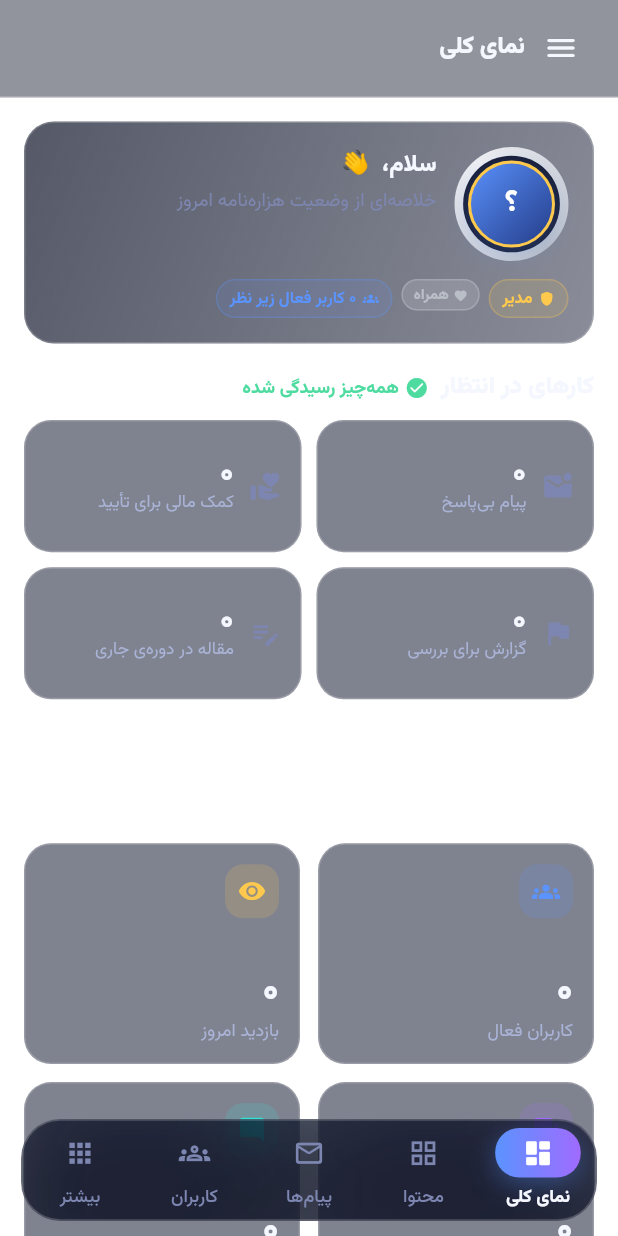
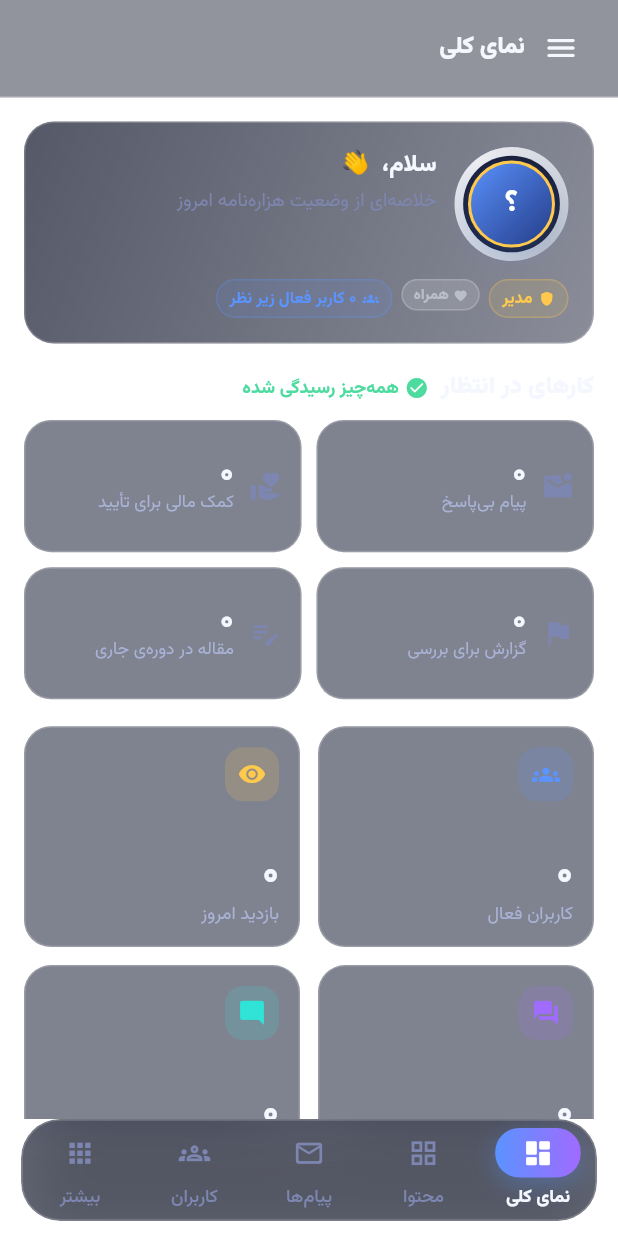
Before and after one commit to AliRezaHussainiNECDO/hazaranama, a Flutter app: the AdminShell screen opened directly, on a phone screen of 412 x 824 dp. Run offline on Flutter 3.47's test engine with Material 3 defaults, Android fonts, the phone set to English and light mode, and no system bars; drawn by our look-alikes of flutter_animate; our stand-ins replace firebase_core, firebase_messaging, image_picker, shared_preferences, video_player; accounts and stored records are empty; network calls fail.

Commit message:
Admin: no duplicate daily-story entry, no phantom grid padding, body above floating nav
Co-Authored-By: Claude Opus 5.5 <noreply@anthropic.com>
Claude-Session: https://claude.ai/code/session_01SUcqDJ5S9aGt9QHhoyvtzE

```diff
--- a/lib/features/admin/admin_shell.dart
+++ b/lib/features/admin/admin_shell.dart
@@ -51,7 +51,7 @@ class _AdminShellState extends State<AdminShell> {
     _NavItem('content-hub', 'همه‌ی بخش‌ها', Icons.grid_view_rounded),
     _NavItem('content-dailyStory', 'روایت امروز', Icons.auto_stories_rounded, sectionId: 'dailyStory'),
     ...kSections
-        .where((s) => s.id != 'oral' && s.id != 'articleWinners')
+        .where((s) => s.id != 'oral' && s.id != 'articleWinners' && s.id != 'dailyStory')
         .map((s) => _NavItem('content-${s.id}', s.title, sectionStyle(s.id).icon, sectionId: s.id)),
   ];
   static final List<_NavItem> _communityGroup = [
@@ -122,7 +122,6 @@ class _AdminShellState extends State<AdminShell> {
     return Scaffold(
       key: _scaffoldKey,
       backgroundColor: Colors.transparent,
-      extendBody: true,
       drawer: _drawer(theme, app),
       body: Column(children: [
         Container(
@@ -342,10 +341,10 @@ class _ContentHub extends StatelessWidget {
   Widget build(BuildContext context) {
     final app = context.watch<AppState>();
     final theme = app.colors;
-    final sections = kSections.where((s) => s.id != 'oral' && s.id != 'articleWinners').toList();
+    final sections = kSections.where((s) => s.id != 'oral' && s.id != 'articleWinners' && s.id != 'dailyStory').toList();
     final daily = sectionById('dailyStory');
     return ListView(
-      padding: const EdgeInsets.fromLTRB(16, 16, 16, 110),
+      padding: const EdgeInsets.fromLTRB(16, 16, 16, 24),
       children: [
         Text('بخشی را برای افزودن یا ویرایش محتوا انتخاب کنید', style: TextStyle(color: theme.textSecondary, fontSize: 12.5)),
         const SizedBox(height: 12),
--- a/lib/features/admin/overview_page.dart
+++ b/lib/features/admin/overview_page.dart
@@ -63,7 +63,7 @@ class _OverviewPageState extends State<OverviewPage> {
     final latestArticles = app.allArticleSubmissions.take(8).toList();
 
     return ListView(
-      padding: const EdgeInsets.all(16),
+      padding: const EdgeInsets.fromLTRB(16, 16, 16, 24),
       children: [
         _AdminProfileCard(theme: theme, app: app, activeUsers: activeUsers),
         const SizedBox(height: 18),
@@ -73,6 +73,7 @@ class _OverviewPageState extends State<OverviewPage> {
           crossAxisCount: 2,
           shrinkWrap: true,
           physics: const NeverScrollableScrollPhysics(),
+          padding: EdgeInsets.zero,
           mainAxisSpacing: 12, crossAxisSpacing: 12, childAspectRatio: 1.25,
           children: stats.map((s) => Container(
                 padding: const EdgeInsets.all(13),
@@ -503,6 +504,7 @@ class _PendingTasks extends StatelessWidget {
         crossAxisCount: 2,
         shrinkWrap: true,
         physics: const NeverScrollableScrollPhysics(),
+        padding: EdgeInsets.zero,
         mainAxisSpacing: 10,
         crossAxisSpacing: 10,
         childAspectRatio: 2.1,
```
